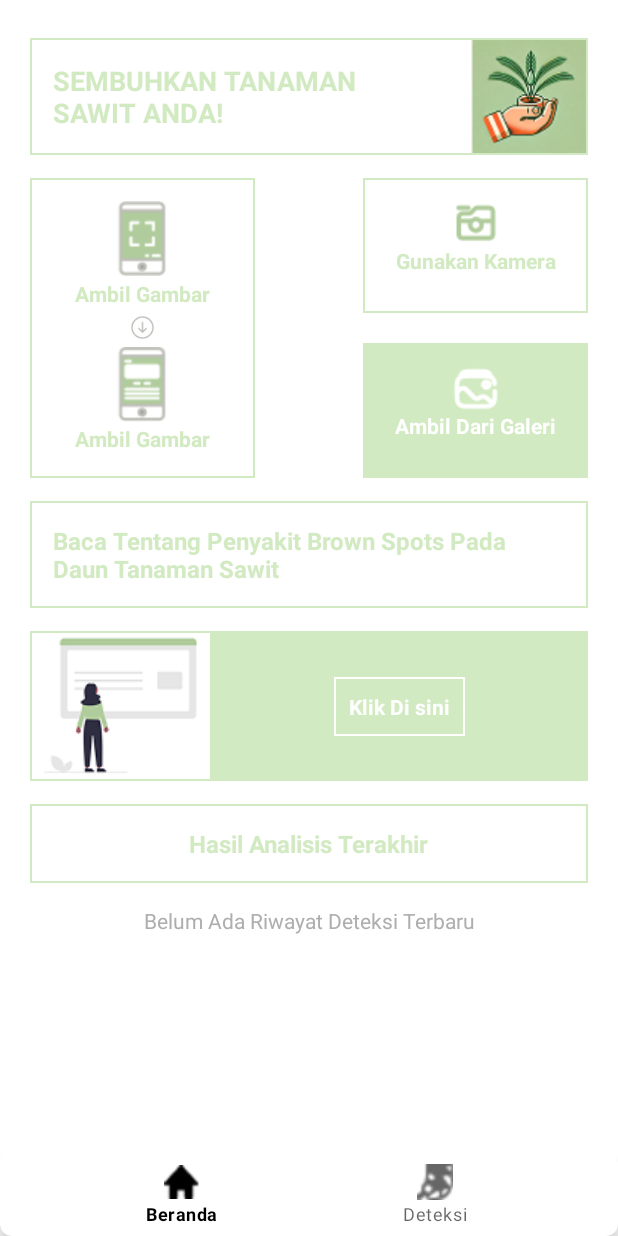
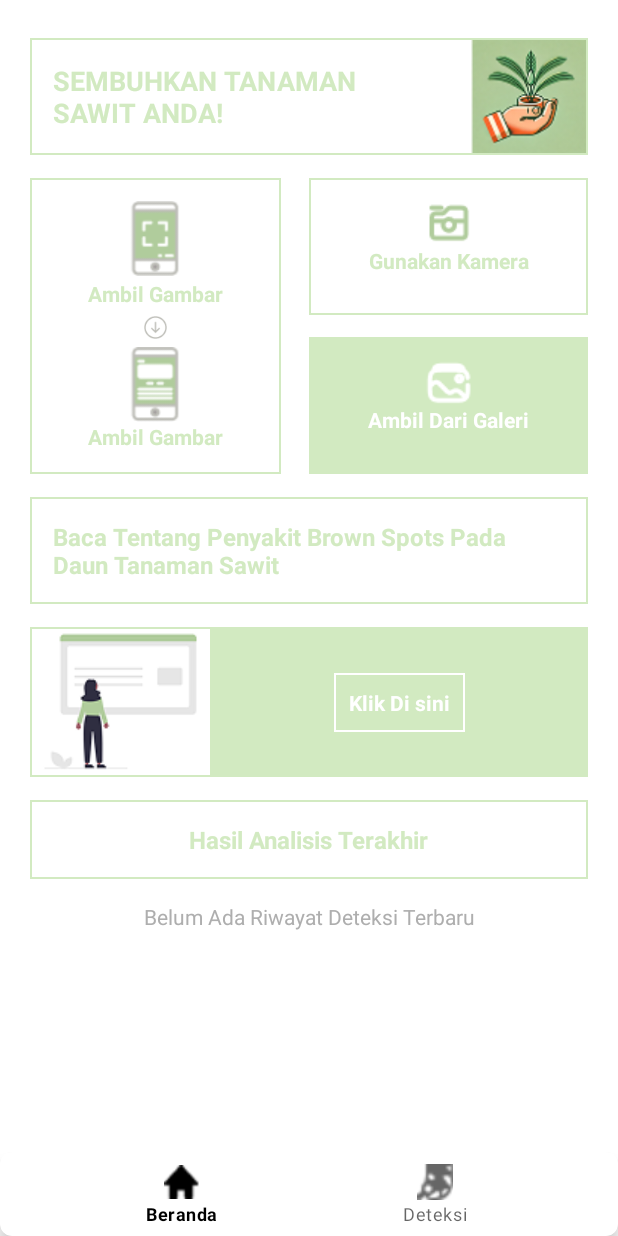
Before and after one commit to pendragonnn/PalmGuard-App-Thesis, an Android app: the screen it shows after launch (MainActivity), on a phone screen of 412 x 824 dp. Run offline under Robolectric (Android 15) with nearby library versions, the phone set to English and light mode, and no system bars; our stand-ins replace Room's generated code; libraries missing offline, so code that uses them is left out: com.yalantis.ucrop.

Commit message:
fix: [home] adjust button & card display ratio at home screen

```diff
--- a/app/src/main/res/layout/fragment_home.xml
+++ b/app/src/main/res/layout/fragment_home.xml
@@ -52,16 +52,24 @@
             </androidx.constraintlayout.widget.ConstraintLayout>
         </com.google.android.material.card.MaterialCardView>
 
-        <!--    Jangan lupa tambahin constraint        -->
+        <androidx.constraintlayout.widget.ConstraintLayout
+            android:id="@+id/cl_tutor_button"
+            android:layout_width="match_parent"
+            android:layout_height="wrap_content"
+            app:layout_constraintStart_toStartOf="parent"
+            app:layout_constraintTop_toBottomOf="@id/cv_headline_top">
+
             <com.google.android.material.card.MaterialCardView
                 android:id="@+id/cv_tutorial"
-            android:layout_width="150dp"
-            android:layout_height="200dp"
+                android:layout_width="0dp"
+                android:layout_height="wrap_content"
                 android:layout_marginTop="@dimen/margin_component"
                 android:backgroundTint="@color/white"
+                android:layout_marginEnd="@dimen/margin_component"
                 app:cardCornerRadius="0dp"
                 app:layout_constraintStart_toStartOf="parent"
-            app:layout_constraintTop_toBottomOf="@id/cv_headline_top"
+                app:layout_constraintTop_toTopOf="parent"
+                app:layout_constraintWidth_percent="0.45"
                 app:strokeColor="@color/greenGeneral">
 
                 <androidx.constraintlayout.widget.ConstraintLayout
@@ -130,12 +138,14 @@
 
             <com.google.android.material.card.MaterialCardView
                 android:id="@+id/btn_hs_camera"
-            android:layout_width="150dp"
-            android:layout_height="90dp"
+                android:layout_width="0dp"
+                android:layout_height="0dp"
                 android:backgroundTint="@color/white"
                 app:cardCornerRadius="0dp"
                 app:layout_constraintEnd_toEndOf="parent"
                 app:layout_constraintTop_toTopOf="@id/cv_tutorial"
+                app:layout_constraintWidth_percent="0.5"
+                app:layout_constraintHeight_percent="0.43"
                 app:strokeColor="@color/greenGeneral">
 
                 <androidx.constraintlayout.widget.ConstraintLayout
@@ -168,12 +178,14 @@
 
             <com.google.android.material.card.MaterialCardView
                 android:id="@+id/btn_hs_gallery"
-            android:layout_width="150dp"
-            android:layout_height="90dp"
+                android:layout_width="0dp"
+                android:layout_height="0dp"
                 android:backgroundTint="@color/greenGeneral"
                 app:cardCornerRadius="0dp"
                 app:layout_constraintBottom_toBottomOf="@id/cv_tutorial"
                 app:layout_constraintEnd_toEndOf="parent"
+                app:layout_constraintHeight_percent="0.43"
+                app:layout_constraintWidth_percent="0.5"
                 app:strokeColor="@color/greenGeneral">
 
                 <androidx.constraintlayout.widget.ConstraintLayout
@@ -203,34 +215,9 @@
                         app:layout_constraintTop_toBottomOf="@id/tv_gallery_img" />
                 </androidx.constraintlayout.widget.ConstraintLayout>
             </com.google.android.material.card.MaterialCardView>
+        </androidx.constraintlayout.widget.ConstraintLayout>
 
 
-        <!--        <Button-->
-        <!--            android:id="@+id/btn_hs_camera"-->
-        <!--            android:layout_width="match_parent"-->
-        <!--            android:layout_height="50dp"-->
-        <!--            android:layout_marginTop="20dp"-->
-        <!--            android:backgroundTint="@color/primaryGreen"-->
-        <!--            android:text="Gunakan Kamera"-->
-        <!--            android:textColor="@color/black"-->
-        <!--            android:textSize="16sp"-->
-        <!--            android:textStyle="bold"-->
-        <!--            app:layout_constraintEnd_toEndOf="parent"-->
-        <!--            app:layout_constraintStart_toStartOf="parent"-->
-        <!--            app:layout_constraintTop_toBottomOf="@+id/cv_headline" />-->
-
-        <!--        <Button-->
-        <!--            android:id="@+id/btn_hs_gallery"-->
-        <!--            android:layout_width="match_parent"-->
-        <!--            android:layout_height="wrap_content"-->
-        <!--            android:layout_marginTop="10dp"-->
-        <!--            android:backgroundTint="@color/primaryGreen"-->
-        <!--            android:text="Ambil dari Galeri"-->
-        <!--            android:textColor="@color/white"-->
-        <!--            android:textSize="16sp"-->
-        <!--            app:layout_constraintEnd_toEndOf="parent"-->
-        <!--            app:layout_constraintStart_toStartOf="parent"-->
-        <!--            app:layout_constraintTop_toBottomOf="@+id/bt_use_camera" />-->
 
         <com.google.android.material.card.MaterialCardView
             android:id="@+id/cv_hs_detail_explanation_title"
@@ -241,7 +228,7 @@
             app:cardBackgroundColor="@color/white"
             app:layout_constraintEnd_toEndOf="parent"
             app:layout_constraintStart_toStartOf="parent"
-            app:layout_constraintTop_toBottomOf="@+id/cv_tutorial"
+            app:layout_constraintTop_toBottomOf="@+id/cl_tutor_button"
             app:strokeColor="@color/greenGeneral">
 
             <TextView
```
Lines whose indentation alone changed are shown as unchanged.
